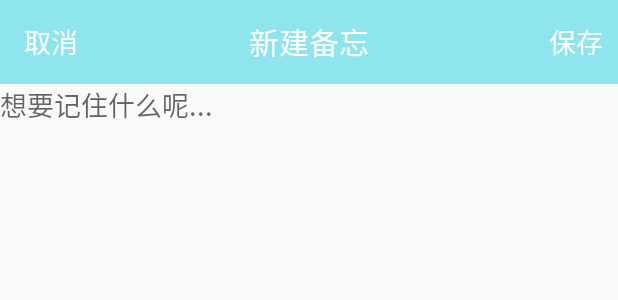
After one commit to BearNeverWA/Recorder, an Android app: the layout activity_add_new_memo.xml on its own in the app's theme, with its tools: preview values and no code run, on a phone screen of 412 x 824 dp. The commit adds this screen. Shown: the top 300 px of the screen. Run offline under Robolectric (Android 15) with nearby library versions, the phone set to English and light mode, and no system bars.

```diff
--- /dev/null
+++ b/app/src/main/res/layout/activity_add_new_memo.xml
@@ -0,0 +1,65 @@
+<?xml version="1.0" encoding="utf-8"?>
+<LinearLayout xmlns:android="http://schemas.android.com/apk/res/android"
+    xmlns:app="http://schemas.android.com/apk/res-auto"
+    xmlns:tools="http://schemas.android.com/tools"
+    android:id="@+id/activity_add_new_memo"
+    android:layout_width="match_parent"
+    android:layout_height="match_parent"
+    android:orientation="vertical"
+    tools:context="com.ces.team.recorder.AddNewMemo">
+
+    <android.support.v7.widget.Toolbar
+        android:id="@+id/toolbar_add_new_memo"
+        android:layout_width="match_parent"
+        android:layout_height="?attr/actionBarSize"
+        android:background="?attr/colorPrimary"
+        app:popupTheme="@style/ThemeOverlay.AppCompat.Light">
+
+        <Button
+            android:id="@+id/btn_cancel_add_new_memo"
+            android:layout_width="wrap_content"
+            android:layout_height="match_parent"
+            android:layout_gravity="start"
+            android:background="@null"
+            android:gravity="start|center"
+            android:text="取消"
+            android:textColor="#fff"
+            android:textSize="18sp" />
+
+        <TextView
+            android:layout_width="wrap_content"
+            android:layout_height="wrap_content"
+            android:layout_gravity="center"
+            android:text="新建备忘"
+            android:textColor="#fff"
+            android:textSize="20sp" />
+
+        <Button
+            android:id="@+id/btn_confirm_add_new_memo"
+            android:layout_width="wrap_content"
+            android:layout_height="match_parent"
+            android:layout_gravity="end"
+            android:background="@null"
+            android:gravity="end|center"
+            android:textSize="18sp"
+            android:textColor="#fff"
+            android:paddingRight="10dp"
+            android:text="保存" />
+
+    </android.support.v7.widget.Toolbar>
+
+    <ImageView
+        android:id="@+id/iv_add_new_memo"
+        android:layout_width="300dp"
+        android:layout_height="500dp"
+        android:visibility="gone" />
+
+    <EditText
+        android:id="@+id/et_add_new_memo"
+        android:layout_width="match_parent"
+        android:layout_height="wrap_content"
+        android:background="@null"
+        android:gravity="top"
+        android:hint="想要记住什么呢..." />
+
+</LinearLayout>
```
Also changed, not shown: app/src/main/java/com/ces/team/recorder/MemoActivity.java (+4 -3 lines), app/src/main/java/com/ces/team/recorder/MemoAdapter.java (+10 -12 lines), app/src/main/java/com/ces/team/recorder/MemoDB.java (+5 -7 lines), app/src/main/res/layout/content_list_memo.xml (added, +24 -0 lines).
